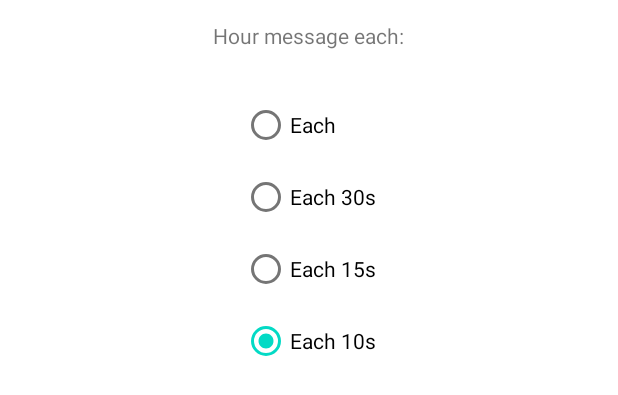
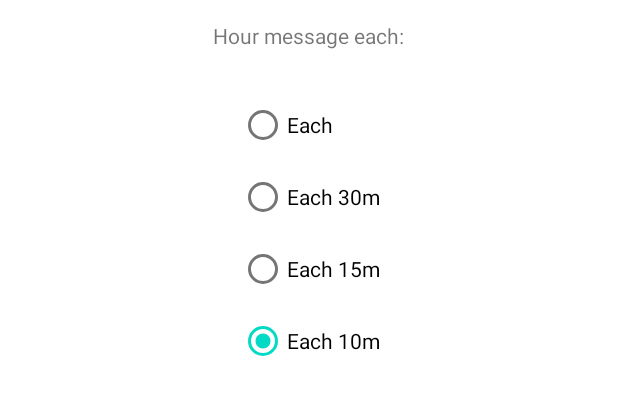
Before and after one commit to mirmik/WhiteRoseTimer, an Android app: the layout activity_main.xml on its own in the app's theme, with its tools: preview values and no code run, on a phone screen of 412 x 824 dp. Shown: the part 821-1216 px from the top of the screen. Run offline under Robolectric (Android 15) with nearby library versions, the phone set to English and light mode, and no system bars.

```diff
--- a/app/src/main/res/layout/activity_main.xml
+++ b/app/src/main/res/layout/activity_main.xml
@@ -46,13 +46,13 @@
             android:id="@+id/radioButton1"
             android:layout_width="match_parent"
             android:layout_height="wrap_content"
-            android:text="Each 30s" />
+            android:text="Each 30m" />
 
         <RadioButton
             android:id="@+id/radioButton2"
             android:layout_width="match_parent"
             android:layout_height="wrap_content"
-            android:text="Each 15s" />
+            android:text="Each 15m" />
 
         <RadioButton
             android:id="@+id/radioButton3"
@@ -60,7 +60,7 @@
             android:layout_height="wrap_content"
             android:checked="true"
             android:enabled="true"
-            android:text="Each 10s" />
+            android:text="Each 10m" />
     </RadioGroup>
 
 </androidx.constraintlayout.widget.ConstraintLayout>
```
Also changed, not shown: app/src/main/java/com/example/whiterosetimer/MainActivity.kt (+5 -2 lines), 1 other file.
